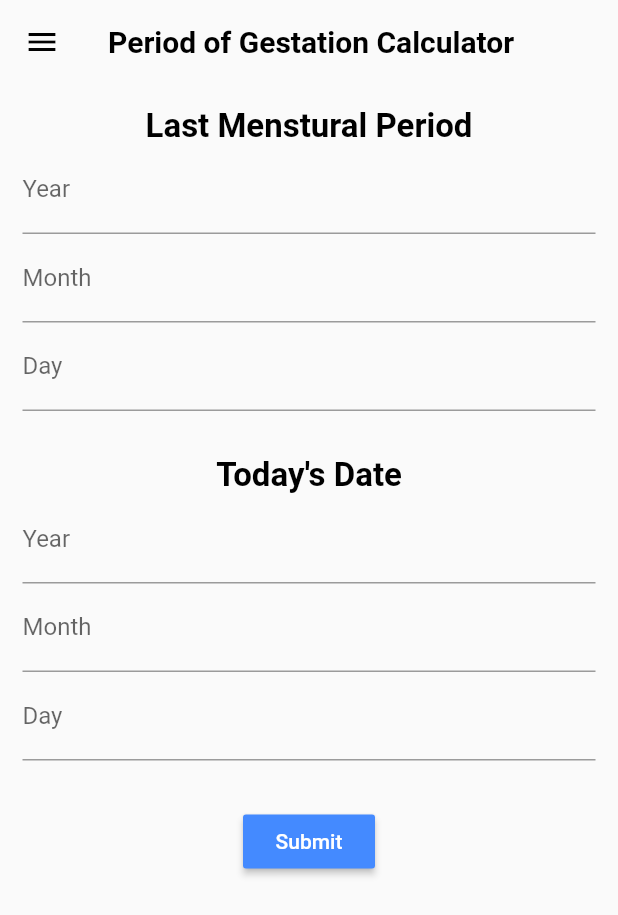
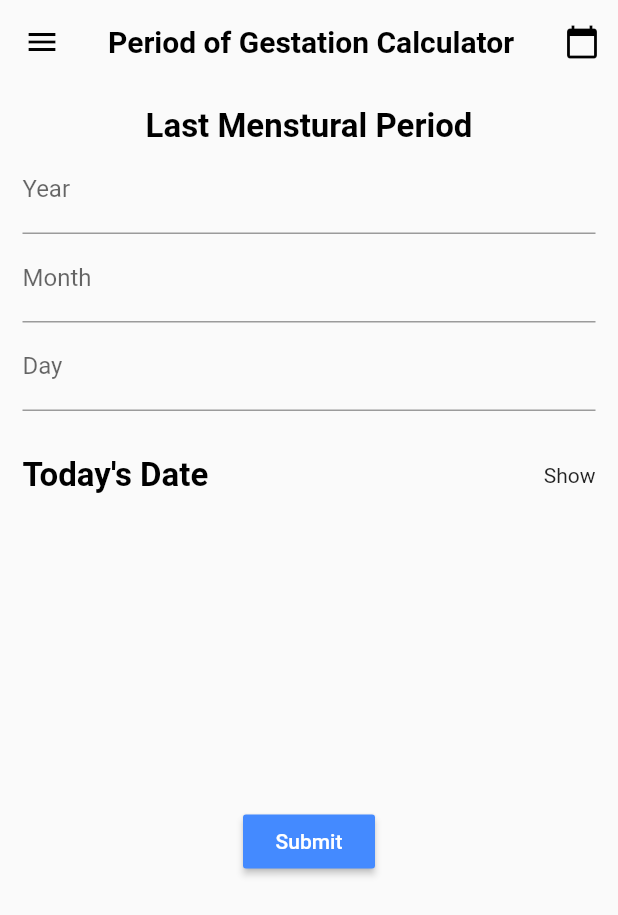
Before and after one commit to igaurab/edd, a Flutter app: the HomeScreen screen opened directly, on a phone screen of 412 x 824 dp. Shown: the top 915 px of the screen. Run offline on Flutter 3.47's test engine with Material 2 defaults, Android fonts, the phone set to English and light mode, and no system bars; drawn by our look-alikes of flutter_form_builder; our stand-ins replace page_transition, shared_preferences; missing offline and left inert: nepali_date_picker; accounts and stored records are empty.

Commit message:
Integrated date picker

```diff
--- a/lib/screens/home.dart
+++ b/lib/screens/home.dart
@@ -1,5 +1,7 @@
+import 'package:nepali_date_picker/nepali_date_picker.dart';
 import 'package:obgyn_complete/screens/drawer/aboutus.dart';
 import 'package:obgyn_complete/screens/drawer/disclaimer.dart';
+import 'package:obgyn_complete/screens/drawer/donate.dart';
 import 'package:obgyn_complete/screens/drawer/usefulInfo.dart';
 import 'package:obgyn_complete/screens/result.dart';
 import 'package:obgyn_complete/utils/processor.dart';
@@ -30,29 +32,32 @@ class _HomeScreenState extends State<HomeScreen> {
   TextEditingController tmonth;
   TextEditingController tday;
 
+  NepaliDateTime _selectedDateTime = NepaliDateTime.now();
+  bool showTodayDate = false;
   @override
   void initState() {
     super.initState();
+    initialize();
+  }
 
+  void initialize() async {
     _fbKey = GlobalKey<FormBuilderState>();
     _todayKey = GlobalKey<FormBuilderState>();
 
     tyear = TextEditingController();
     tmonth = TextEditingController();
     tday = TextEditingController();
-    initialize();
-  }
 
-  void initialize() async {
     sharedPreferences = await SharedPreferences.getInstance();
-
     year = sharedPreferences.getInt(YEAR);
     month = sharedPreferences.getInt(MONTH);
     day = sharedPreferences.getInt(DAY);
 
-    tyear.text = year == null ? "" : year.toString();
-    tmonth.text = month == null ? "" : month.toString();
-    tday.text = day == null ? "" : day.toString();
+    tyear.text =
+        year == null ? _selectedDateTime.year.toString() : year.toString();
+    tmonth.text =
+        month == null ? _selectedDateTime.month.toString() : month.toString();
+    tday.text = day == null ? _selectedDateTime.day.toString() : day.toString();
 
     print(year.toString());
     print(month.toString());
@@ -81,6 +86,27 @@ class _HomeScreenState extends State<HomeScreen> {
             _scaffoldKey.currentState.openDrawer();
           },
         ),
+        actions: <Widget>[
+          IconButton(
+            icon: Icon(
+              Icons.calendar_today,
+              color: Colors.black,
+            ),
+            onPressed: () async {
+              _selectedDateTime = await showMaterialDatePicker(
+                context: context,
+                initialDate: NepaliDateTime.now(),
+                firstDate: NepaliDateTime(2000),
+                lastDate: NepaliDateTime(2090),
+              );
+              setState(() {
+                tyear.text = _selectedDateTime.year.toString();
+                tmonth.text = _selectedDateTime.month.toString();
+                tday.text = _selectedDateTime.day.toString();
+              });
+            },
+          )
+        ],
       ),
       drawer: createDrawer(),
       body: Container(
@@ -88,13 +114,28 @@ class _HomeScreenState extends State<HomeScreen> {
           padding: EdgeInsets.all(15.0),
           child: SingleChildScrollView(
             child: Column(
+              mainAxisSize: MainAxisSize.min,
+              mainAxisAlignment: MainAxisAlignment.spaceEvenly,
               children: <Widget>[
                 text("Last Menstural Period"),
                 lastMentrualPeriodDatePicker(key: _fbKey),
                 SizedBox(
                   height: 30.0,
                 ),
+                Row(
+                  mainAxisAlignment: MainAxisAlignment.spaceBetween,
+                  children: <Widget>[
                     text("Today's Date"),
+                    GestureDetector(
+                      onTap: () {
+                        setState(() {
+                          showTodayDate = !showTodayDate;
+                        });
+                      },
+                      child: showTodayDate ? Text("Hide") : Text("Show"),
+                    )
+                  ],
+                ),
                 todayDatePicker(key: _todayKey),
                 SizedBox(
                   height: 30.0,
@@ -176,6 +217,15 @@ class _HomeScreenState extends State<HomeScreen> {
                       type: PageTransitionType.fade, child: Disclaimer()));
             },
           ),
+          ListTile(
+            title: Text('Donate'),
+            onTap: () {
+              Navigator.push(
+                  context,
+                  PageTransition(
+                      type: PageTransitionType.fade, child: Donate()));
+            },
+          ),
         ],
       ),
     );
@@ -239,7 +289,10 @@ class _HomeScreenState extends State<HomeScreen> {
   }
 
   Widget todayDatePicker({key}) {
-    return Row(
+    // initialize();
+    return Opacity(
+      opacity: showTodayDate ? 1.0 : 0.0,
+      child: Row(
         mainAxisSize: MainAxisSize.min,
         mainAxisAlignment: MainAxisAlignment.spaceBetween,
         children: <Widget>[
@@ -286,6 +339,7 @@ class _HomeScreenState extends State<HomeScreen> {
             ),
           )
         ],
+      ),
     );
   }
 }
```
Also changed, not shown: lib/main.dart (+7 -8 lines). Lines whose indentation alone changed are shown as unchanged.
